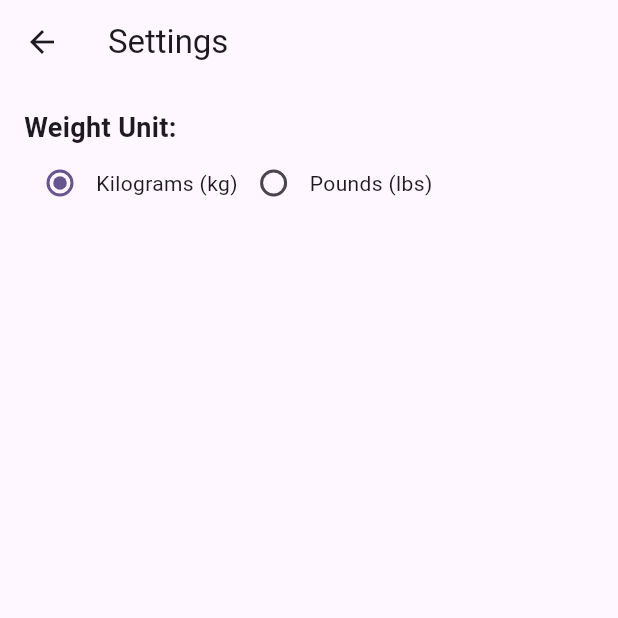
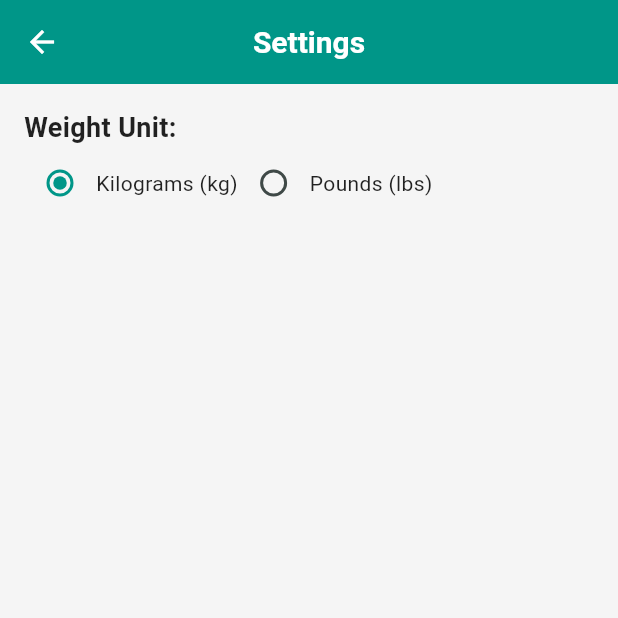
Before and after one commit to youssefbenihoud/flutter-fitnesstrack, a Flutter app: the screen it shows after launch, after a tap on the "settings" icon, on a phone screen of 412 x 824 dp, the top half of it. Run offline on Flutter 3.47's test engine with Material 3 defaults, Android fonts, the phone set to English and light mode, and no system bars; our stand-ins replace bloc, flutter_bloc, hive, hive_flutter; accounts and stored records are empty.

Commit message:
feat: Implement consistent app theme in main.dart

```diff
--- a/lib/main.dart
+++ b/lib/main.dart
@@ -39,7 +39,70 @@
     return MaterialApp(
       title: 'FitTrack App',
       theme: ThemeData(
-        colorScheme: ColorScheme.fromSeed(seedColor: Colors.deepPurple),
+        brightness: Brightness.light,
+        primaryColor: Colors.teal,
+        colorScheme: ColorScheme.fromSeed(
+          seedColor: Colors.teal,
+          primary: Colors.teal,
+          onPrimary: Colors.white,
+          secondary: Colors.blueGrey,
+          onSecondary: Colors.white,
+          surface: Colors.white,
+          onSurface: Colors.black87,
+          background: Colors.grey[100]!,
+          onBackground: Colors.black87,
+          error: Colors.redAccent,
+          onError: Colors.white,
+        ),
+        scaffoldBackgroundColor: Colors.grey[100],
+        appBarTheme: AppBarTheme(
+          backgroundColor: Colors.teal,
+          foregroundColor: Colors.white,
+          elevation: 0,
+          centerTitle: true,
+          titleTextStyle: TextStyle(
+            color: Colors.white,
+            fontSize: 20,
+            fontWeight: FontWeight.bold,
+          ),
+        ),
+        cardTheme: CardTheme(
+          elevation: 2,
+          shape: RoundedRectangleBorder(
+            borderRadius: BorderRadius.circular(10),
+          ),
+          margin: EdgeInsets.symmetric(horizontal: 16.0, vertical: 8.0),
+        ),
+        elevatedButtonTheme: ElevatedButtonThemeData(
+          style: ElevatedButton.styleFrom(
+            backgroundColor: Colors.teal,
+            foregroundColor: Colors.white,
+            shape: RoundedRectangleBorder(
+              borderRadius: BorderRadius.circular(8),
+            ),
+            padding: EdgeInsets.symmetric(vertical: 12, horizontal: 24),
+          ),
+        ),
+        floatingActionButtonTheme: FloatingActionButtonThemeData(
+          backgroundColor: Colors.teal,
+          foregroundColor: Colors.white,
+        ),
+        inputDecorationTheme: InputDecorationTheme(
+          filled: true,
+          fillColor: Colors.white,
+          border: OutlineInputBorder(
+            borderRadius: BorderRadius.circular(8),
+            borderSide: BorderSide.none,
+          ),
+          focusedBorder: OutlineInputBorder(
+            borderRadius: BorderRadius.circular(8),
+            borderSide: BorderSide(color: Colors.teal, width: 2),
+          ),
+          enabledBorder: OutlineInputBorder(
+            borderRadius: BorderRadius.circular(8),
+            borderSide: BorderSide(color: Colors.grey[300]!, width: 1),
+          ),
+        ),
         useMaterial3: true,
       ),
       home: const HomeScreen(), // Set HomeScreen as the home page
```
